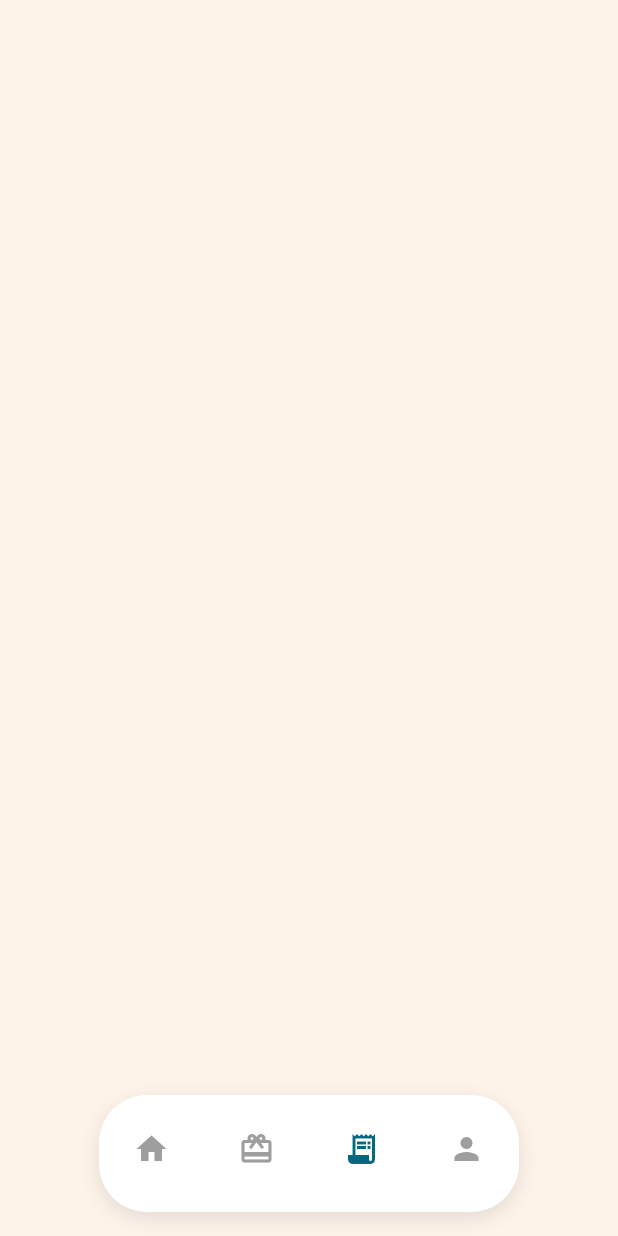
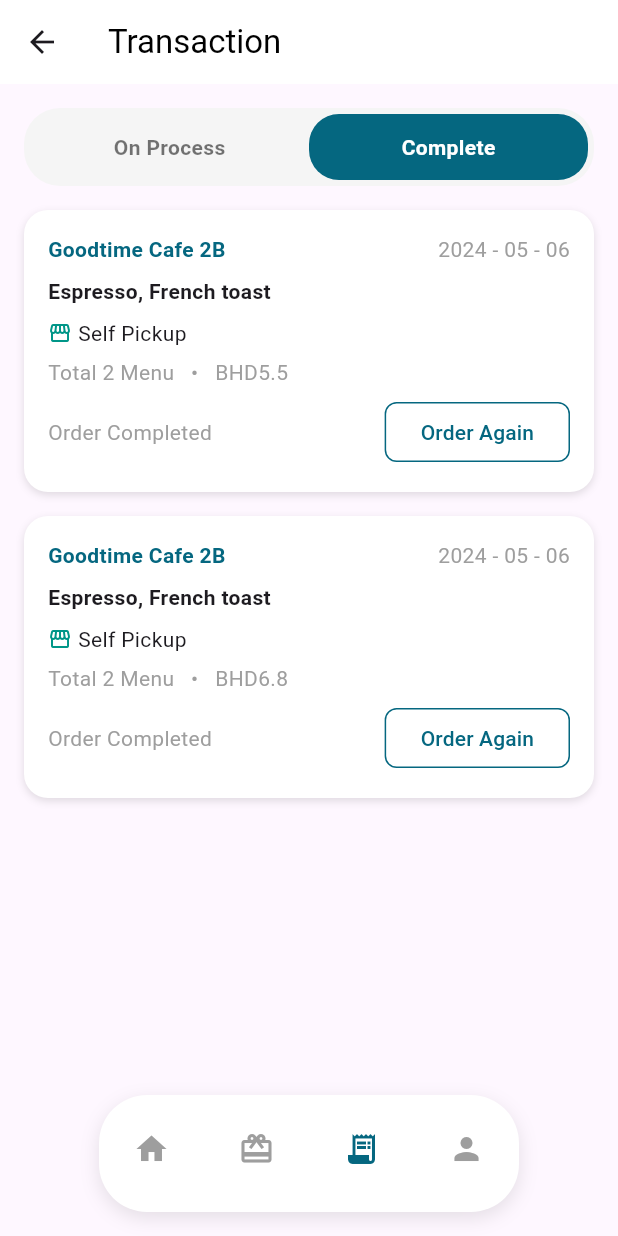
Before and after one commit to z-z97/oz_cafe, a Flutter app: the MainNavigationView screen opened by its route, item 3 of the bottom bar chosen, on a phone screen of 412 x 824 dp. Run offline on Flutter 3.47's test engine with Material 3 defaults, Android fonts, the phone set to English and light mode, and no system bars; our stand-ins replace google_sign_in, shared_preferences, stacked, stacked_services, stacked_shared; missing offline and left inert: flutter_facebook_auth; accounts and stored records are empty.

Commit message:
transaction page

```diff
--- /dev/null
+++ b/lib/model/TransactionCard.dart
@@ -0,0 +1,100 @@
+import 'package:flutter/material.dart';
+import 'package:intl/intl.dart';
+import 'package:oz_cofe/model/orderModel.dart';
+import 'package:oz_cofe/services/DummyFeaturesService.dart';
+
+class TransactionCard extends StatelessWidget {
+  final TransactionModel transaction;
+
+  const TransactionCard({super.key, required this.transaction});
+
+  @override
+  Widget build(BuildContext context) {
+    final dateFormatted = DateFormat('yyyy - MM - dd').format(transaction.date);
+    final products = DummyData.getproductForTransaction(transaction);
+    final orderTitle = products.map((e) => e.name).join(', ');
+
+    return Container(
+      margin: const EdgeInsets.symmetric(vertical: 8),
+      padding: const EdgeInsets.all(16),
+      decoration: BoxDecoration(
+        color: Colors.white,
+        borderRadius: BorderRadius.circular(16),
+        boxShadow: const [
+          BoxShadow(color: Colors.black12, blurRadius: 4, offset: Offset(0, 2)),
+        ],
+      ),
+      child: Column(
+        crossAxisAlignment: CrossAxisAlignment.start,
+        children: [
+          // Cafe name + date
+          Row(
+            mainAxisAlignment: MainAxisAlignment.spaceBetween,
+            children: [
+              Text(
+                transaction.cafeName,
+                style: const TextStyle(
+                  color: Color(0xFF056780),
+                  fontWeight: FontWeight.bold,
+                ),
+              ),
+              Text(
+                dateFormatted,
+                style: const TextStyle(color: Colors.grey),
+              ),
+            ],
+          ),
+          const SizedBox(height: 8),
+
+          // Order name
+          Text(
+            orderTitle.length > 40 ? '${orderTitle.substring(0, 40)}...' : orderTitle,
+            style: const TextStyle(fontWeight: FontWeight.bold),
+          ),
+          const SizedBox(height: 8),
+
+          // Pickup method
+          Row(
+            children: [
+              const Icon(Icons.storefront_outlined, size: 16, color: Colors.teal),
+              const SizedBox(width: 4),
+              Text(transaction.pickupMethod.isEmpty ? "Self Pickup" : transaction.pickupMethod),
+            ],
+          ),
+          const SizedBox(height: 6),
+
+          // Total menu and price
+          Text(
+            'Total ${transaction.totalMenu} Menu   •   BHD${transaction.totalPrice}',
+            style: const TextStyle(color: Colors.grey),
+          ),
+          const SizedBox(height: 6),
+
+          // Status + button
+          Row(
+            mainAxisAlignment: MainAxisAlignment.spaceBetween,
+            children: [
+              Text(
+                transaction.status == 'Complete' ? 'Order Completed' : 'In Progress',
+                style: const TextStyle(color: Colors.grey),
+              ),
+              OutlinedButton(
+                style: OutlinedButton.styleFrom(
+                  side: const BorderSide(color: Color(0xFF056780)),
+                  foregroundColor: Color(0xFF056780),
+                  shape: RoundedRectangleBorder(
+                    borderRadius: BorderRadius.circular(8),
+                  ),
+                ),
+                onPressed: () {
+                  // Handle "Order Again"
+                },
+                child: const Text("Order Again"),
+              ),
+            ],
+          ),
+        ],
+      ),
+    );
+  }
+}
--- a/lib/model/TransactionModel.dart
+++ /dev/null
@@ -1,15 +0,0 @@
-class TransactionModel {
-  final String storeName;
-  final String orderDetails;
-  final String pickupMethod;
-  final String date;
-  final String status;
-
-  TransactionModel({
-    required this.storeName,
-    required this.orderDetails,
-    required this.pickupMethod,
-    required this.date,
-    required this.status,
-  });
-}
--- /dev/null
+++ b/lib/model/orderModel.dart
@@ -0,0 +1,22 @@
+
+class TransactionModel {
+  final String cafeName;
+  final String orderName;
+  final int totalMenu;
+  final double totalPrice;
+  final DateTime date;
+  final String status;
+  final List<String> products;
+  final String pickupMethod;
+
+  TransactionModel( {
+    required this.products,
+    required this.cafeName,
+    required this.orderName,
+    required this.pickupMethod,
+    required this.totalMenu,
+    required this.totalPrice,
+    required this.date,
+    required this.status,
+  });
+}
--- /dev/null
+++ b/lib/model/productModel.dart
@@ -0,0 +1,13 @@
+class Productmodel {
+  final String id;
+  final String name;
+  final String catogary;
+
+  final double price;
+
+  Productmodel({required this.id,
+  required this.name,
+
+  required this.catogary,
+  required this.price});
+}
--- a/lib/services/DummyFeaturesService.dart
+++ b/lib/services/DummyFeaturesService.dart
@@ -1,20 +1,79 @@
-
 import 'package:oz_cofe/model/ProfileMenuItemModel.dart';
 import 'package:oz_cofe/model/PromoModel.dart';
 import 'package:oz_cofe/model/StoreModel.dart';
-import 'package:oz_cofe/model/TransactionModel.dart';
+import 'package:oz_cofe/model/orderModel.dart';
+import 'package:oz_cofe/model/productModel.dart';
 
 class DummyData {
-
+  static final products = [
+    Productmodel(
+      id: 'espresso_id',
+      name: 'Espresso',
+      catogary: 'Hot Drinks',
+      price: 1.5,
+    ),
+        Productmodel(
+      id: 'Americano_id',
+      name: 'Americano',
+      catogary: 'Hot Drinks',
+      price: 1.5,
+    ),
+            Productmodel(
+      id: 'iced_Americano_id',
+      name: 'iced Americano',
+      catogary: 'cold Drinks',
+      price: 1.5,
+    ),
+                Productmodel(
+      id: 'iced_latte_id',
+      name: 'iced latte',
+      catogary: 'cold Drinks',
+      price: 2.1,
+    ),
+                    Productmodel(
+      id: 'Halloumi_Zaatar_Sandwich_id',
+      name: 'Halloumi Zaatar Sandwich',
+      catogary: 'Meals',
+      price: 2.5,
+    ),
+                        Productmodel(
+      id: 'Brisket_Sliders_id',
+      name: 'Brisket Sliders',
+      catogary: 'Meals',
+      price: 2.5,
+    ),
+                            Productmodel(
+      id: 'French_toast_id',
+      name: 'French toast',
+      catogary: 'Desserts',
+      price: 2.8,
+    ),
+                                Productmodel(
+      id: 'Labneh_Zattar_Toast_id',
+      name: 'Labneh Zattar Toast',
+      catogary: 'Breakfast',
+      price: 2.4,
+    ),
+  ];
 
   static final promos = [
-    PromoModel(title: "Discount up to 5%", description: "Learn more for more info", storeIds: ['Seef-id','Muharraq-id'], numberOfVocher: 5),
-    PromoModel(title: "Save up to \$1,200", description: "with this pocket", storeIds: ['Seef2-id', 'Muharraq2-id'], numberOfVocher: 1),
+    PromoModel(
+      title: "Discount up to 5%",
+      description: "Learn more for more info",
+      storeIds: ['Seef-id', 'Muharraq-id'],
+      numberOfVocher: 5,
+    ),
+    PromoModel(
+      title: "Save up to \$1,200",
+      description: "with this pocket",
+      storeIds: ['Seef2-id', 'Muharraq2-id'],
+      numberOfVocher: 1,
+    ),
   ];
 
   static final stores = [
     StoreModel(
-      id:'Seef-id',
+      id: 'Seef-id',
       name: "Oz Cafe Seef",
       imageUrl: "assets/images/oz_seef.jpg",
       status: "Open",
@@ -23,33 +82,37 @@
       address: "Jl. ZA. Pagar Alam , Bandar Lampung",
       openTime: '9:00am',
       closTime: '10:00pm',
-
     ),
     StoreModel(
-      id:'Muharraq-id',
+      id: 'Muharraq-id',
       name: "Oz Cafe Muharraq",
       imageUrl: "assets/images/oz_muharraq.jpg",
       status: "Closed",
-      distance: "630m", rating: 3,
+      distance: "630m",
+      rating: 3,
       address: "Jl. ZA. Pagar Alam , Bandar Lampung",
       openTime: '9:00am',
       closTime: '11:00pm',
     ),
     StoreModel(
-          id:'Seef2-id',
+      id: 'Seef2-id',
       name: "Oz Cafe Seef2",
       imageUrl: "assets/images/oz_seef.jpg",
       status: "Open",
-      distance: "430m", rating: 5, address: "Jl. ZA. Pagar Alam , Bandar Lampung",
+      distance: "430m",
+      rating: 5,
+      address: "Jl. ZA. Pagar Alam , Bandar Lampung",
       openTime: '9:00am',
       closTime: '11:00pm',
     ),
     StoreModel(
-         id:'Muharraq2-id',
+      id: 'Muharraq2-id',
       name: "Oz Cafe Muharraq2",
       imageUrl: "assets/images/oz_muharraq.jpg",
       status: "Closed",
-      distance: "630m", rating: 3, address: "Jl. ZA. Pagar Alam , Bandar Lampung",
+      distance: "630m",
+      rating: 3,
+      address: "Jl. ZA. Pagar Alam , Bandar Lampung",
       openTime: '9:00am',
       closTime: '11:00pm',
     ),
@@ -57,31 +120,82 @@
 
   static final transactions = [
     TransactionModel(
-      storeName: "Goodtime Cafe 2B",
-      orderDetails: "Peanut Butter Latte, Caramel...",
-      pickupMethod: "Self Pickup",
-      date: "2024-03-12",
-      status: "Order Completed",
+      products: ['espresso_id' , 'French_toast_id'],
+     cafeName: 'Goodtime Cafe 2B',
+     orderName: '',
+      pickupMethod: '',
+       totalMenu: 2,
+        totalPrice: 5.5,
+        date: DateTime(2024 ,5 , 6),
+        status: 'Complete'
+
+
     ),
     TransactionModel(
-      storeName: "Goodtime Cafe 2B",
-      orderDetails: "Peanut Butter Latte, Caramel...",
-      pickupMethod: "Self Pickup",
-      date: "2024-03-10",
-      status: "Order Completed",
+products: ['espresso_id' , 'French_toast_id'],
+     cafeName: 'Goodtime Cafe 2B',
+     orderName: '',
+      pickupMethod: '',
+       totalMenu: 2,
+        totalPrice: 6.8,
+        date: DateTime(2024 ,5 , 6),
+        status: 'Complete'
+
+
+    ),
+        TransactionModel(
+products: ['Brisket_Sliders_id' , 'Labneh_Zattar_Toast_id'],
+     cafeName: 'Goodtime Cafe 2B',
+     orderName: '',
+      pickupMethod: '',
+       totalMenu: 2,
+        totalPrice: 9,
+        date: DateTime(2024 ,5 , 6),
+        status: 'On Process'
+
+
+    ),
+            TransactionModel(
+products: ['Brisket_Sliders_id' , 'Labneh_Zattar_Toast_id'],
+     cafeName: 'Goodtime Cafe 2B',
+     orderName: '',
+      pickupMethod: '',
+       totalMenu: 2,
+        totalPrice: 8.5,
+        date: DateTime(2024 ,5 , 6),
+        status: 'On Process'
+
+
     ),
   ];
+    static List<Productmodel> getproductForTransaction(TransactionModel Transaction) {
+    return DummyData.products
+        .where((product) => Transaction.products.contains(product.id))
+        .toList();
+  }
+
   static List<StoreModel> getStoresForPromo(PromoModel promo) {
     return DummyData.stores
         .where((store) => promo.storeIds.contains(store.id))
         .toList();
   }
+
   static final profileItems = [
-    ProfileMenuItemModel(title: "Shipping Address", icon: "assets/icons/address.png"),
-    ProfileMenuItemModel(title: "Membership", icon: "assets/icons/membership.png"),
+    ProfileMenuItemModel(
+      title: "Shipping Address",
+      icon: "assets/icons/address.png",
+    ),
+    ProfileMenuItemModel(
+      title: "Membership",
+      icon: "assets/icons/membership.png",
+    ),
     ProfileMenuItemModel(title: "Favorite", icon: "assets/icons/favorite.png"),
     ProfileMenuItemModel(title: "Contact Us", icon: "assets/icons/contact.png"),
     ProfileMenuItemModel(title: "FAQ", icon: "assets/icons/faq.png"),
-    ProfileMenuItemModel(title: "Logout", icon: "assets/icons/logout.png", hasArrow: false),
+    ProfileMenuItemModel(
+      title: "Logout",
+      icon: "assets/icons/logout.png",
+      hasArrow: false,
+    ),
   ];
 }
--- /dev/null
+++ b/lib/ui/views/Features/Transaction/Transaction_viewmodel.dart
@@ -0,0 +1,20 @@
+import 'package:stacked/stacked.dart';
+import 'package:oz_cofe/services/DummyFeaturesService.dart';
+import 'package:oz_cofe/model/orderModel.dart';
+
+class TransactionViewModel extends BaseViewModel {
+  int selectedTab = 1;
+
+  void changeTab(int index) {
+    selectedTab = index;
+    notifyListeners();
+  }
+
+  List<TransactionModel> get transactions {
+    if (selectedTab == 0) {
+      return DummyData.transactions.where((t) => t.status == 'On Process').toList();
+    } else {
+      return DummyData.transactions.where((t) => t.status == 'Complete').toList();
+    }
+  }
+}
--- /dev/null
+++ b/lib/ui/views/Features/Transaction/Transaction_viwe.dart
@@ -0,0 +1,88 @@
+import 'package:flutter/material.dart';
+import 'package:oz_cofe/model/TransactionCard.dart';
+import 'package:oz_cofe/ui/views/Features/Transaction/Transaction_viewmodel.dart';
+
+import 'package:stacked/stacked.dart';
+
+class TransactionPage extends StackedView<TransactionViewModel> {
+  const TransactionPage({super.key});
+
+  @override
+  Widget builder(
+    BuildContext context,
+    TransactionViewModel viewModel,
+    Widget? child,
+  ) {
+    return Scaffold(
+      appBar: AppBar(
+        title: const Text(
+          'Transaction',
+          style: TextStyle(color: Colors.black),
+        ),
+        backgroundColor: Colors.white,
+        elevation: 0,
+        centerTitle: false,
+      ),
+      body: Column(
+        children: [
+          const SizedBox(height: 8),
+
+          // Tab Bar
+          Container(
+            margin: const EdgeInsets.symmetric(horizontal: 16, vertical: 8),
+            padding: const EdgeInsets.all(4),
+            decoration: BoxDecoration(
+              color: const Color(0xFFF5F5F5),
+              borderRadius: BorderRadius.circular(24),
+            ),
+            child: Row(
+              children: [
+                _buildTab("On Process", 0, viewModel),
+                _buildTab("Complete", 1, viewModel),
+              ],
+            ),
+          ),
+
+          // Transactions List
+          Expanded(
+            child: ListView.builder(
+              padding: const EdgeInsets.symmetric(horizontal: 16),
+              itemCount: viewModel.transactions.length,
+              itemBuilder: (context, index) {
+                return TransactionCard(transaction: viewModel.transactions[index]);
+              },
+            ),
+          ),
+        ],
+      ),
+    );
+  }
+
+  Widget _buildTab(String title, int index, TransactionViewModel viewModel) {
+    final isSelected = viewModel.selectedTab == index;
+    return Expanded(
+      child: GestureDetector(
+        onTap: () => viewModel.changeTab(index),
+        child: Container(
+          padding: const EdgeInsets.symmetric(vertical: 12),
+          alignment: Alignment.center,
+          decoration: BoxDecoration(
+            color: isSelected ? const Color(0xFF056780) : Colors.transparent,
+            borderRadius: BorderRadius.circular(20),
+          ),
+          child: Text(
+            title,
+            style: TextStyle(
+              color: isSelected ? Colors.white : Colors.black54,
+              fontWeight: FontWeight.bold,
+            ),
+          ),
+        ),
+      ),
+    );
+  }
+
+  @override
+  TransactionViewModel viewModelBuilder(BuildContext context) =>
+      TransactionViewModel();
+}
--- a/lib/ui/views/Features/main_navigation_view.dart
+++ b/lib/ui/views/Features/main_navigation_view.dart
@@ -1,5 +1,6 @@
 import 'package:flutter/material.dart';
 import 'package:oz_cofe/ui/views/Features/PromoPage/PromoPage_view.dart';
+import 'package:oz_cofe/ui/views/Features/Transaction/Transaction_viwe.dart';
 import 'package:oz_cofe/ui/views/Features/home/home_view.dart';
 import 'package:stacked/stacked.dart';
 import 'main_navigation_viewmodel.dart';
@@ -16,7 +17,7 @@
     final screens = const [
       HomeView(),
       PromoPage(),
-      // OrdersView(),
+      TransactionPage(),
       // ProfileView(),
     ];
 
--- a/pubspec.yaml
+++ b/pubspec.yaml
@@ -42,6 +42,7 @@
   cupertino_icons: ^1.0.8
   stacked_shared: ^1.4.2
   flutter_facebook_auth: ^6.0.4
+  intl: ^0.20.2
 
 dev_dependencies:
   flutter_test:
```
Also changed, not shown: pubspec.lock. Lines whose indentation alone changed are shown as unchanged.
